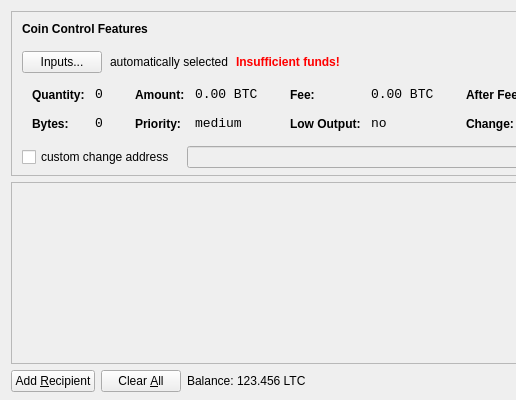
Old version of the form src/qt/forms/sendcoinsdialog.ui in the repository cryptokeeper/Betcoin; both pictures show x 0 to 516 and y 0 to 400 of the 850 by 400 pixel window.
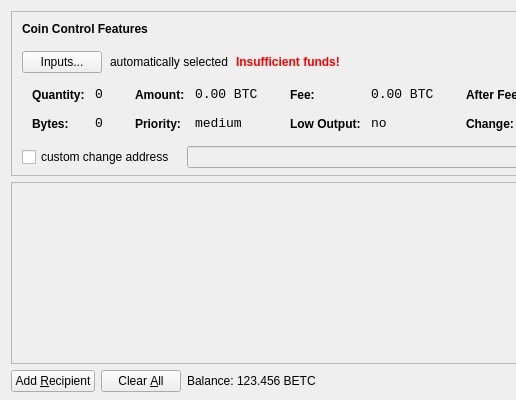
New version of the form. Icons and pictures are not drawn.

What changed in the file:
```diff
--- a/src/qt/forms/sendcoinsdialog.ui
+++ b/src/qt/forms/sendcoinsdialog.ui
@@ -720,7 +720,7 @@
           <cursorShape>IBeamCursor</cursorShape>
          </property>
          <property name="text">
-          <string>123.456 LTC</string>
+          <string>123.456 BETC</string>
          </property>
          <property name="textInteractionFlags">
           <set>Qt::LinksAccessibleByMouse|Qt::TextSelectableByKeyboard|Qt::TextSelectableByMouse</set>
```
